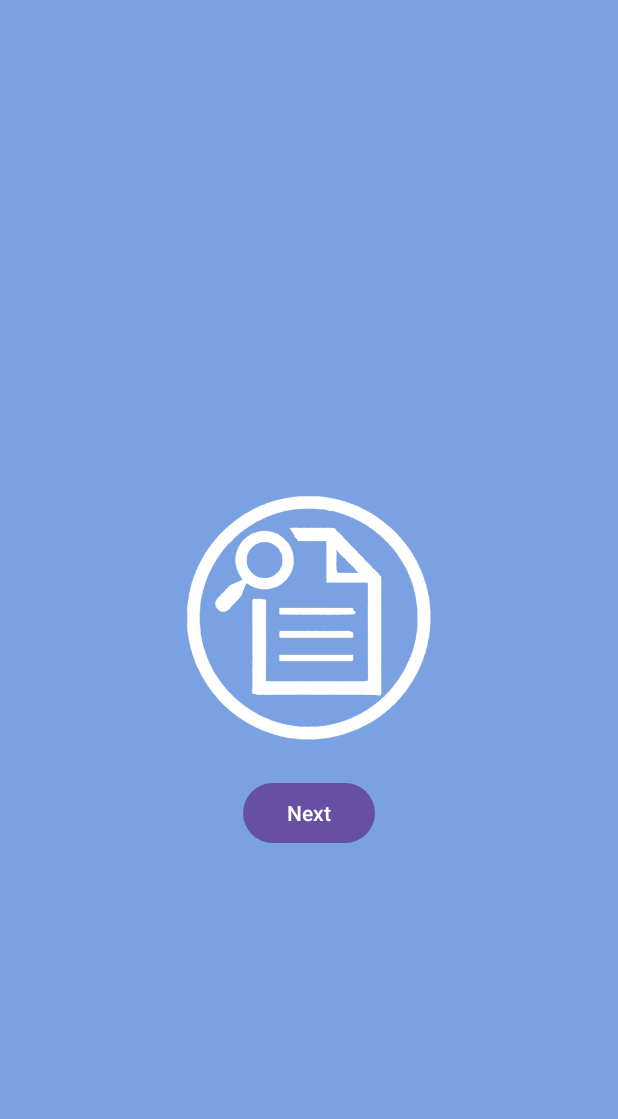
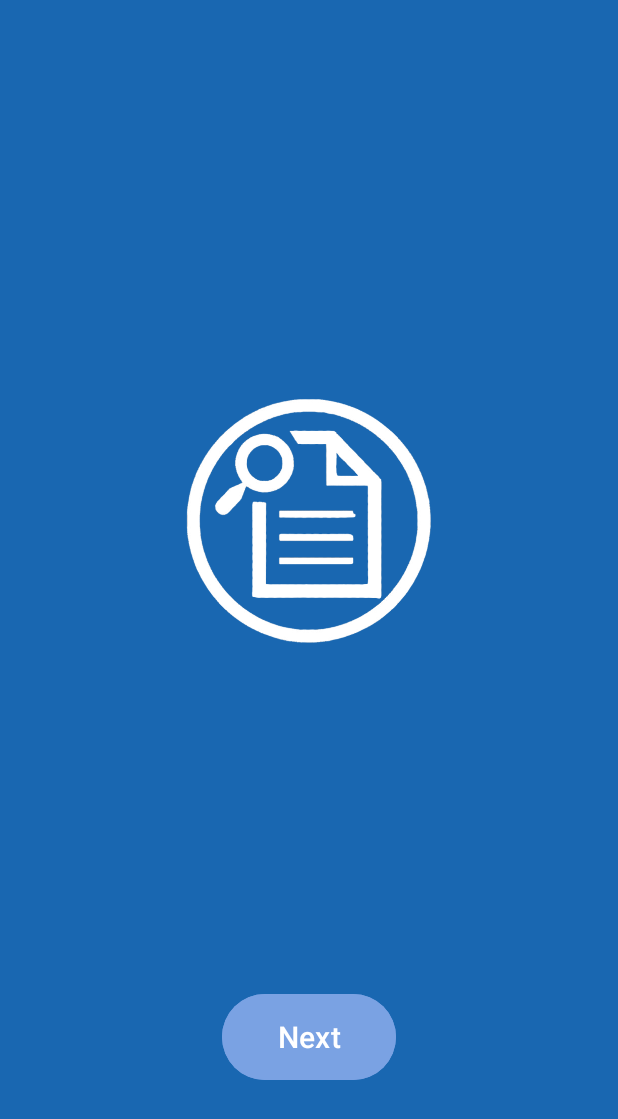
Before and after one commit to nindijltsr/InventarisBarang, an Android app: the screen it shows after launch (HomeActivity before the commit, SplashActivity after it), on a phone screen of 412 x 824 dp. Shown: the top 1119 px of the screen. Run offline under Robolectric (Android 15) with nearby library versions, the phone set to English and light mode, and no system bars.

Commit message:
Commit Update Splash Screen

```diff
--- a/app/src/main/AndroidManifest.xml
+++ b/app/src/main/AndroidManifest.xml
@@ -12,7 +12,7 @@
         android:theme="@style/Theme.InventarisBarang"
         tools:targetApi="31">
         <activity
-            android:name=".HomeActivity"
+            android:name=".SplashActivity"
             android:exported="true">
             <intent-filter>
                 <action android:name="android.intent.action.MAIN" />
--- a/app/src/main/java/com/example/inventarisbarang/HomeActivity.kt
+++ b/app/src/main/java/com/example/inventarisbarang/SplashActivity.kt
@@ -5,12 +5,12 @@ import android.os.Bundle
 import android.widget.Button
 import androidx.appcompat.app.AppCompatActivity
 
-class HomeActivity : AppCompatActivity() {
+class SplashActivity : AppCompatActivity() {
     private lateinit var buttonNext: Button
 
     override fun onCreate(savedInstanceState: Bundle?) {
         super.onCreate(savedInstanceState)
-        setContentView(R.layout.home_activity) // Pastikan ini mengarah ke layout yang benar
+        setContentView(R.layout.activity_splash) // Pastikan ini mengarah ke layout yang benar
 
         // Inisialisasi tombol
         buttonNext = findViewById(R.id.button_next)
--- a/app/src/main/res/layout/home_activity.xml
+++ b/app/src/main/res/layout/activity_splash.xml
@@ -5,7 +5,7 @@
     xmlns:tools="http://schemas.android.com/tools"
     android:layout_width="match_parent"
     android:layout_height="match_parent"
-    android:background="#7AA2E3">
+    android:background="@color/DarkBlue">
 
     <ImageView
         android:id="@+id/icon"
@@ -18,17 +18,20 @@
         app:layout_constraintStart_toStartOf="parent"
         app:layout_constraintEnd_toEndOf="parent"
         app:layout_constraintHorizontal_bias="0.5"
-        app:layout_constraintVertical_bias="0.5" />
+        app:layout_constraintVertical_bias="0.4" />
 
     <Button
         android:id="@+id/button_next"
-        android:layout_width="wrap_content"
-        android:layout_height="wrap_content"
+        android:layout_width="116dp"
+        android:layout_height="65dp"
+        android:layout_marginBottom="100dp"
+        android:backgroundTint="@color/OceanBlue"
         android:text="Next"
-        app:layout_constraintTop_toBottomOf="@id/icon"
-        app:layout_constraintStart_toStartOf="parent"
+        android:textSize="20sp"
+        android:textColor="@color/white"
+        app:layout_constraintBottom_toBottomOf="parent"
         app:layout_constraintEnd_toEndOf="parent"
         app:layout_constraintHorizontal_bias="0.5"
-        android:layout_marginTop="16dp"/> <!-- Margin untuk memberi jarak dari logo -->
+        app:layout_constraintStart_toStartOf="parent" /> <!-- Margin untuk memberi jarak dari logo -->
 
 </androidx.constraintlayout.widget.ConstraintLayout>
--- a/app/src/main/res/values/colors.xml
+++ b/app/src/main/res/values/colors.xml
@@ -2,4 +2,6 @@
 <resources>
     <color name="black">#FF000000</color>
     <color name="white">#FFFFFFFF</color>
+    <color name="DarkBlue">#1967B1</color>
+    <color name="OceanBlue">#7AA2E3</color>
 </resources>
```
